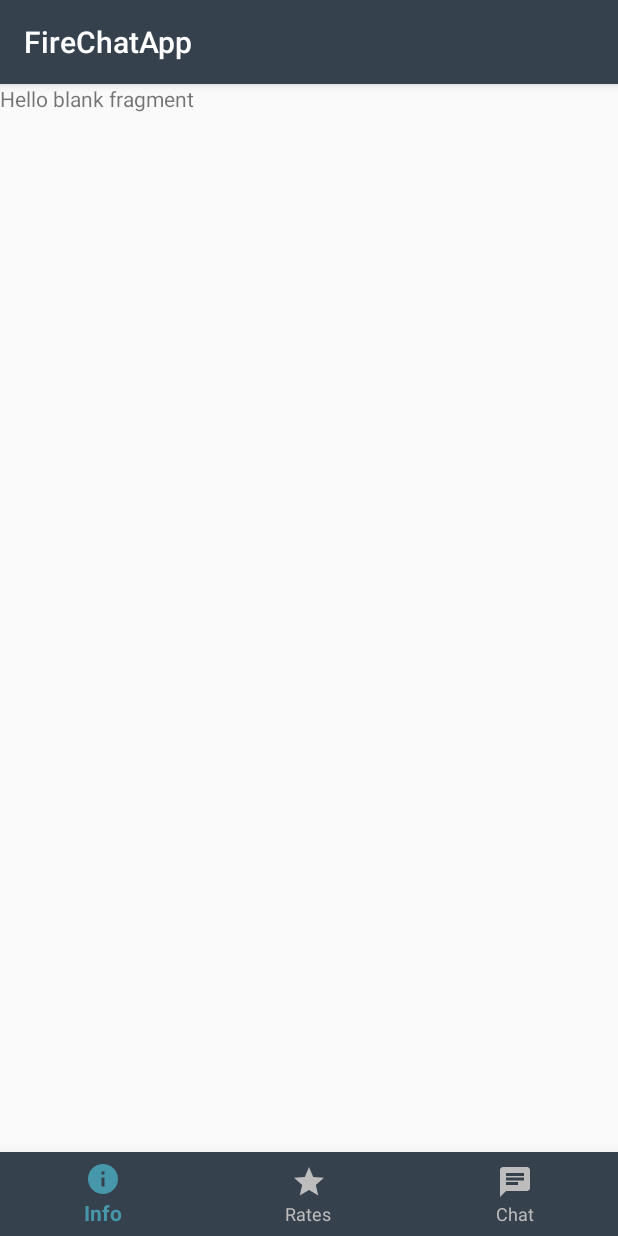
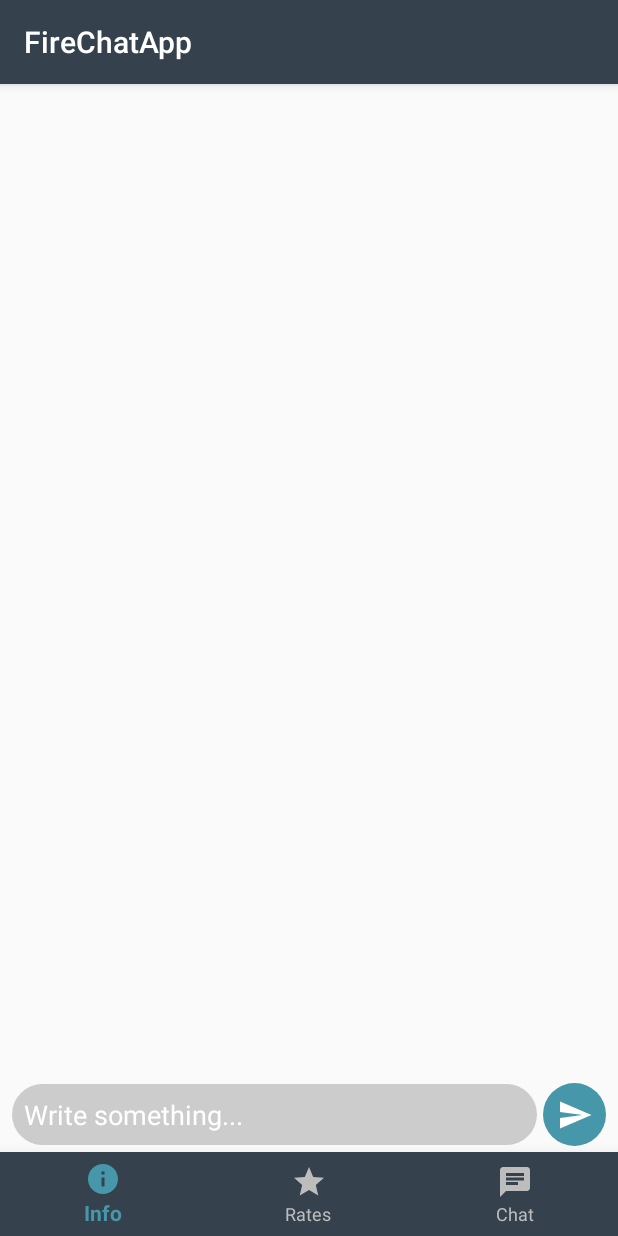
Before and after one commit to FranciscoJavierMartin/chat-android, an Android app: the screen it shows after launch once a user with an empty profile is signed in (MainActivity), on a phone screen of 412 x 824 dp. Run offline under Robolectric (Android 15) with nearby library versions, the phone set to English and light mode, and no system bars; our stand-ins replace Firebase (no records; nobody signed in at launch, a user with empty details on screens opened directly).

Commit message:
Chat adapter added

```diff
--- a/app/build.gradle
+++ b/app/build.gradle
@@ -13,6 +13,7 @@ android {
         versionCode 1
         versionName "1.0"
         testInstrumentationRunner "android.support.test.runner.AndroidJUnitRunner"
+        vectorDrawables.useSupportLibrary = true
     }
     buildTypes {
         release {
@@ -39,6 +40,8 @@ dependencies {
 
     implementation 'com.android.support:cardview-v7:28.0.0'
     implementation 'com.android.support:design:28.0.0'
+
+    implementation 'com.squareup.picasso:picasso:2.71828'
 }
 
 apply plugin: 'com.google.gms.google-services'
--- /dev/null
+++ b/app/src/main/res/drawable/ic_send.xml
@@ -0,0 +1,9 @@
+<vector xmlns:android="http://schemas.android.com/apk/res/android"
+        android:width="24dp"
+        android:height="24dp"
+        android:viewportWidth="24.0"
+        android:viewportHeight="24.0">
+    <path
+        android:fillColor="#FF000000"
+        android:pathData="M2.01,21L23,12 2.01,3 2,10l15,2 -15,2z"/>
+</vector>
--- a/app/src/main/res/layout/fragment_chat.xml
+++ b/app/src/main/res/layout/fragment_chat.xml
@@ -1,14 +1,64 @@
 <?xml version="1.0" encoding="utf-8"?>
-<FrameLayout xmlns:android="http://schemas.android.com/apk/res/android"
-             xmlns:tools="http://schemas.android.com/tools"
-             android:layout_width="match_parent"
-             android:layout_height="match_parent"
-             tools:context=".fragments.ChatFragment">
+<android.support.constraint.ConstraintLayout
+        xmlns:android="http://schemas.android.com/apk/res/android"
+        xmlns:app="http://schemas.android.com/apk/res-auto" xmlns:tools="http://schemas.android.com/tools"
+        android:layout_width="match_parent"
+        android:layout_height="match_parent"
+        tools:context=".fragments.ChatFragment">
 
-    <!-- TODO: Update blank fragment layout -->
-    <TextView
-            android:layout_width="match_parent"
-            android:layout_height="match_parent"
-            android:text="@string/hello_blank_fragment"/>
+    <android.support.v7.widget.RecyclerView
+            android:id="@+id/recyclerView"
+            android:layout_width="0dp"
+            android:layout_height="0dp"
+            android:layout_marginBottom="8dp"
+            android:scrollbars="vertical"
+            app:layout_constraintEnd_toEndOf="parent"
+            app:layout_constraintStart_toStartOf="parent"
+            app:layout_constraintTop_toTopOf="parent"
+            app:layout_constraintBottom_toTopOf="@+id/layout"/>
 
-</FrameLayout>
+    <android.support.constraint.ConstraintLayout
+            android:id="@+id/layout"
+            android:layout_width="0dp"
+            android:layout_height="wrap_content"
+            android:layout_marginStart="4dp"
+            app:layout_constraintBottom_toBottomOf="parent"
+            app:layout_constraintEnd_toEndOf="parent"
+            android:layout_marginEnd="4dp"
+            app:layout_constraintStart_toStartOf="parent">
+
+        <EditText
+                android:id="@+id/editTextMessage"
+                android:layout_width="0dp"
+                android:layout_height="wrap_content"
+                android:layout_marginBottom="4dp"
+                android:layout_marginEnd="4dp"
+                android:layout_marginStart="4dp"
+                android:layout_marginTop="4dp"
+                android:background="@drawable/edittext_chat"
+                android:ems="10"
+                android:hint="@string/chat_edittext_message_hint"
+                android:inputType="textMultiLine"
+                android:padding="8dp"
+                android:textColor="@color/colorTextBlack"
+                android:textColorHint="@color/colorPrimaryText"
+                app:layout_constraintBottom_toBottomOf="parent"
+                app:layout_constraintEnd_toStartOf="@+id/buttonSend"
+                app:layout_constraintStart_toStartOf="parent"
+                app:layout_constraintTop_toTopOf="parent"/>
+        <ImageButton
+                android:id="@+id/buttonSend"
+                android:layout_width="42dp"
+                android:layout_height="42dp"
+                android:layout_marginBottom="4dp"
+                android:layout_marginEnd="4dp"
+                android:layout_marginTop="4dp"
+                android:background="@drawable/button_chat_send"
+                android:tint="@color/colorPrimaryText"
+                app:layout_constraintBottom_toBottomOf="parent"
+                app:layout_constraintEnd_toEndOf="parent"
+                app:layout_constraintTop_toTopOf="parent"
+                app:srcCompat="@drawable/ic_send"/>
+
+    </android.support.constraint.ConstraintLayout>
+</android.support.constraint.ConstraintLayout>
--- a/app/src/main/res/values/strings.xml
+++ b/app/src/main/res/values/strings.xml
@@ -33,6 +33,5 @@
     <string name="navigation_bottom_rates">Rates</string>
     <string name="navigation_bottom_chat">Chat</string>
 
-    <!-- TODO: Remove or change this placeholder text -->
-    <string name="hello_blank_fragment">Hello blank fragment</string>
+    <string name="chat_edittext_message_hint">Write something...</string>
 </resources>
```
Also changed, not shown: app/src/main/java/com/azure/firechatapp/adapters/ChatAdapter.kt (added, +63 -0 lines), app/src/main/java/com/azure/firechatapp/utils/CircleTransform.java (added, +39 -0 lines).
